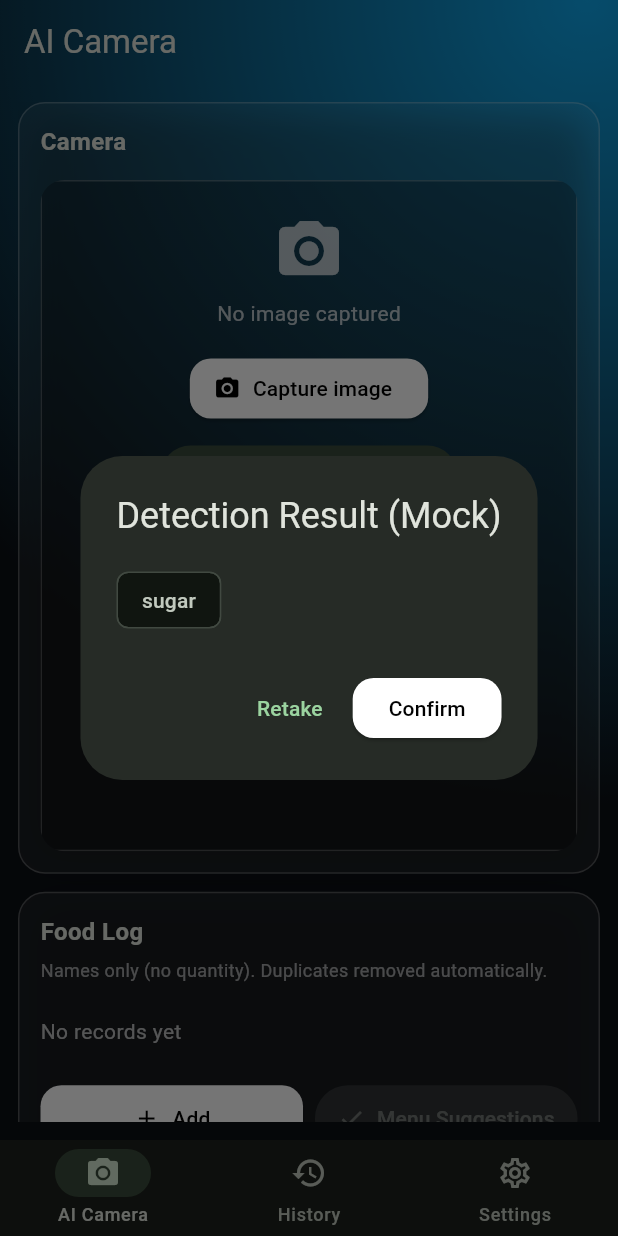
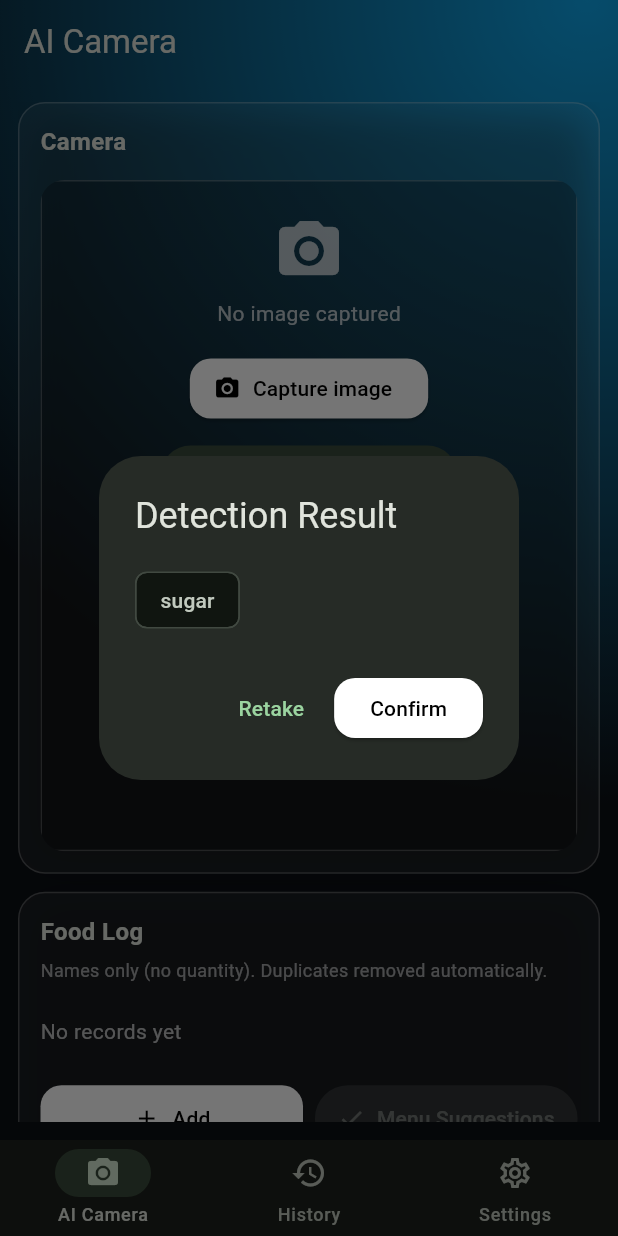
Before and after one commit to Mondaysssss/food-detection, a Flutter app: the HomeShell screen opened directly, after a tap on "Realtime recognition", on a phone screen of 412 x 824 dp. Run offline on Flutter 3.47's test engine with Material 3 defaults, Android fonts, the phone set to English and light mode, and no system bars.

Commit message:
把 mock這個字去除

```diff
--- a/lib/main.dart
+++ b/lib/main.dart
@@ -1091,7 +1091,7 @@ class _DetectionDialog extends StatelessWidget {
   @override
   Widget build(BuildContext context) {
     return AlertDialog(
-      title: const Text('Detection Result (Mock)'),
+      title: const Text('Detection Result'),
       content: Wrap(
         spacing: 8,
         runSpacing: 8,
```
